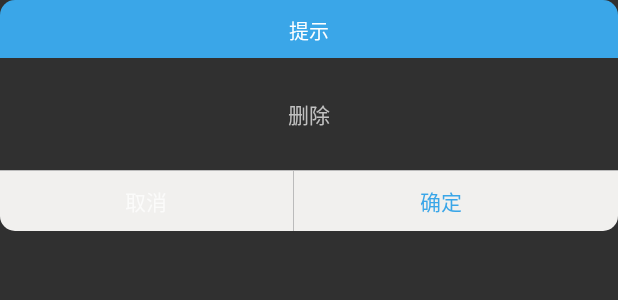
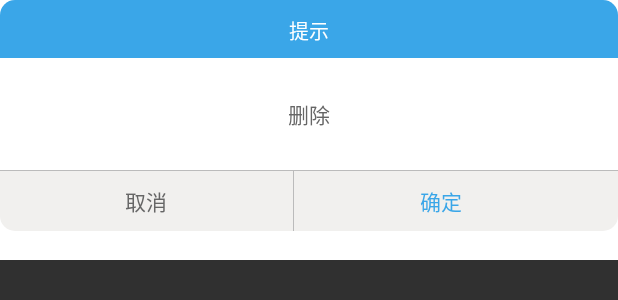
Before and after one commit to Caiheng12/CustonPhotoEdit, an Android app: the layout commonbus_delete_word_layout.xml on its own in the app's theme, with its tools: preview values and no code run, on a phone screen of 412 x 824 dp. Shown: the top 300 px of the screen. Run offline under Robolectric (Android 15) with nearby library versions, the phone set to English and light mode, and no system bars.

Commit message:
layout modify

```diff
--- a/PhotoEditDemo/app/src/main/res/layout/commonbus_delete_word_layout.xml
+++ b/PhotoEditDemo/app/src/main/res/layout/commonbus_delete_word_layout.xml
@@ -3,7 +3,8 @@
     android:layout_width="match_parent"
     android:layout_height="260px"
     android:gravity="center_horizontal"
-    android:orientation="vertical">
+    android:orientation="vertical"
+    android:background="#fff">
 
     <TextView
         android:layout_width="match_parent"
@@ -21,7 +22,8 @@
         android:layout_height="wrap_content"
         android:text="@string/commonbus_delate"
         android:paddingBottom="40px"
-        android:paddingTop="40px"/>
+        android:paddingTop="40px"
+        android:textColor="#666666"/>
 
     <View
         android:layout_width="match_parent"
@@ -39,7 +41,8 @@
             android:layout_height="match_parent"
             android:layout_weight="1"
             android:gravity="center"
-            android:text="@string/commonbus_cancel" />
+            android:text="@string/commonbus_cancel"
+            android:textColor="#666666"/>
 
         <View
             android:layout_width="1px"
--- a/PhotoEditDemo/app/src/main/res/layout/commonbus_edit_text_layout.xml
+++ b/PhotoEditDemo/app/src/main/res/layout/commonbus_edit_text_layout.xml
@@ -106,7 +106,8 @@
             android:layout_weight="1"
             android:layout_height="match_parent"
             android:text="@string/commonbus_cancel"
-            android:gravity="center"/>
+            android:gravity="center"
+            android:textColor="#666666"/>
         <View
             android:layout_width="1px"
             android:layout_height="match_parent"
```
